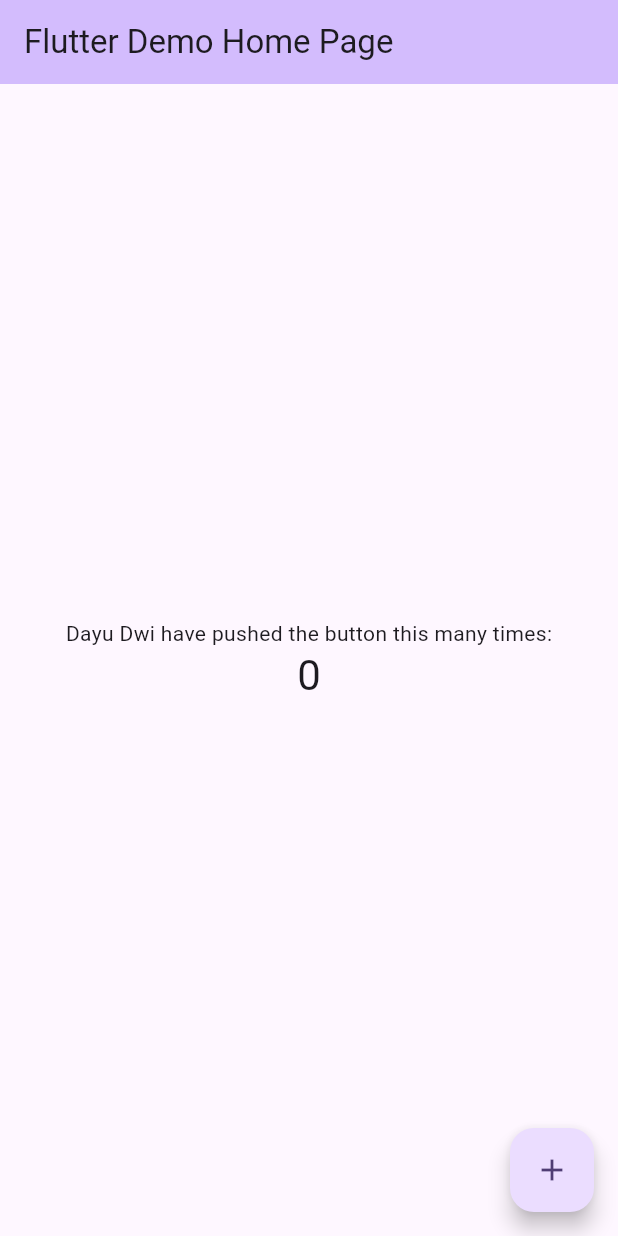
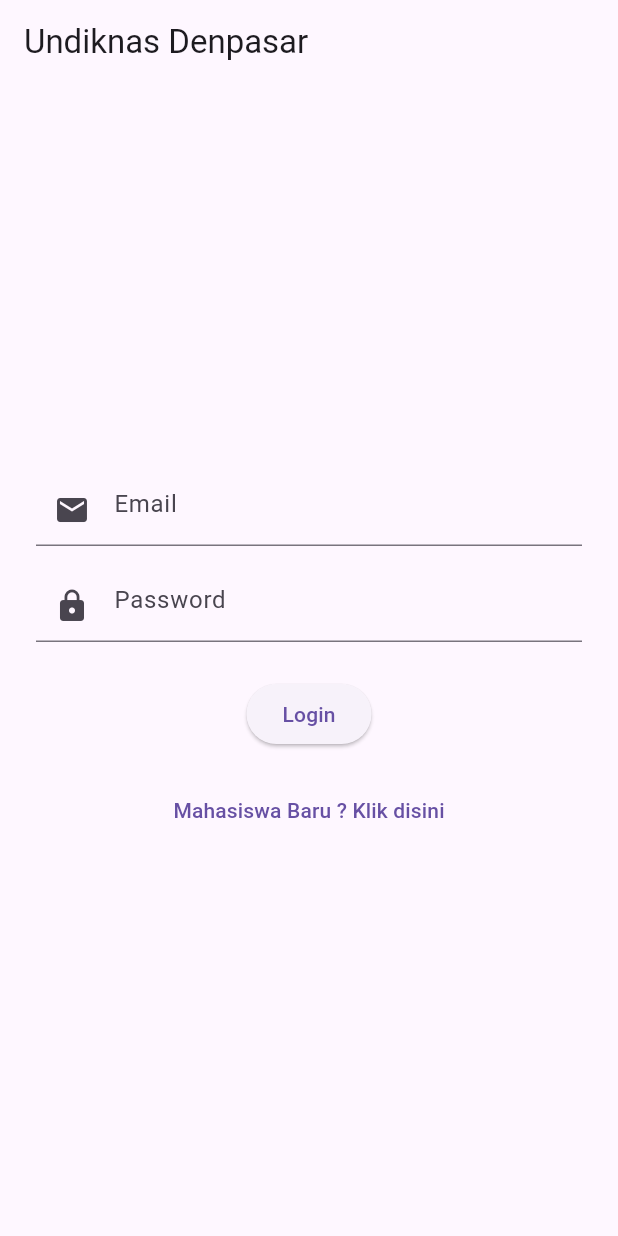
Before and after one commit to Dayudwi134/dev, a Flutter app: the screen it shows after launch, on a phone screen of 412 x 824 dp. Run offline on Flutter 3.47's test engine with Material 3 defaults, Android fonts, the phone set to English and light mode, and no system bars.

Commit message:
kompilasi ddots

```diff
--- a/biodata/lib/main.dart
+++ b/biodata/lib/main.dart
@@ -1,125 +1,67 @@
 import 'package:flutter/material.dart';
 
 void main() {
-  runApp(const MyApp());
+  runApp(MyApp());
 }
 
 class MyApp extends StatelessWidget {
-  const MyApp({super.key});
-
-  // This widget is the root of your application.
   @override
   Widget build(BuildContext context) {
     return MaterialApp(
-      title: 'Flutter Demo',
-      theme: ThemeData(
-        // This is the theme of your application.
-        //
-        // TRY THIS: Try running your application with "flutter run". You'll see
-        // the application has a purple toolbar. Then, without quitting the app,
-        // try changing the seedColor in the colorScheme below to Colors.green
-        // and then invoke "hot reload" (save your changes or press the "hot
-        // reload" button in a Flutter-supported IDE, or press "r" if you used
-        // the command line to start the app).
-        //
-        // Notice that the counter didn't reset back to zero; the application
-        // state is not lost during the reload. To reset the state, use hot
-        // restart instead.
-        //
-        // This works for code too, not just values: Most code changes can be
-        // tested with just a hot reload.
-        colorScheme: ColorScheme.fromSeed(seedColor: Colors.deepPurple),
-        useMaterial3: true,
-      ),
-      home: const MyHomePage(title: 'Flutter Demo Home Page'),
+      title: 'Undiknas Denpasar',
+      home: LoginPage(),
     );
   }
 }
 
-class MyHomePage extends StatefulWidget {
-  const MyHomePage({super.key, required this.title});
-
-  // This widget is the home page of your application. It is stateful, meaning
-  // that it has a State object (defined below) that contains fields that affect
-  // how it looks.
-
-  // This class is the configuration for the state. It holds the values (in this
-  // case the title) provided by the parent (in this case the App widget) and
-  // used by the build method of the State. Fields in a Widget subclass are
-  // always marked "final".
-
-  final String title;
-
-  @override
-  State<MyHomePage> createState() => _MyHomePageState();
-}
-
-class _MyHomePageState extends State<MyHomePage> {
-  int _counter = 0;
-
-  void _incrementCounter() {
-    setState(() {
-      // This call to setState tells the Flutter framework that something has
-      // changed in this State, which causes it to rerun the build method below
-      // so that the display can reflect the updated values. If we changed
-      // _counter without calling setState(), then the build method would not be
-      // called again, and so nothing would appear to happen.
-      _counter++;
-    });
-  }
-
+class LoginPage extends StatelessWidget {
   @override
   Widget build(BuildContext context) {
-    // This method is rerun every time setState is called, for instance as done
-    // by the _incrementCounter method above.
-    //
-    // The Flutter framework has been optimized to make rerunning build methods
-    // fast, so that you can just rebuild anything that needs updating rather
-    // than having to individually change instances of widgets.
     return Scaffold(
       appBar: AppBar(
-        // TRY THIS: Try changing the color here to a specific color (to
-        // Colors.amber, perhaps?) and trigger a hot reload to see the AppBar
-        // change color while the other colors stay the same.
-        backgroundColor: Theme.of(context).colorScheme.inversePrimary,
-        // Here we take the value from the MyHomePage object that was created by
-        // the App.build method, and use it to set our appbar title.
-        title: Text(widget.title),
+        title: Text('Undiknas Denpasar'),
       ),
       body: Center(
-        // Center is a layout widget. It takes a single child and positions it
-        // in the middle of the parent.
         child: Column(
-          // Column is also a layout widget. It takes a list of children and
-          // arranges them vertically. By default, it sizes itself to fit its
-          // children horizontally, and tries to be as tall as its parent.
-          //
-          // Column has various properties to control how it sizes itself and
-          // how it positions its children. Here we use mainAxisAlignment to
-          // center the children vertically; the main axis here is the vertical
-          // axis because Columns are vertical (the cross axis would be
-          // horizontal).
-          //
-          // TRY THIS: Invoke "debug painting" (choose the "Toggle Debug Paint"
-          // action in the IDE, or press "p" in the console), to see the
-          // wireframe for each widget.
           mainAxisAlignment: MainAxisAlignment.center,
-          children: <Widget>[
-            const Text(
-              'Dayu Dwi have pushed the button this many times:',
+          children: [
+            Padding(
+              padding: EdgeInsets.symmetric(horizontal: 24.0),
+              child: TextField(
+                decoration: InputDecoration(
+                  hintText: 'Email',
+                  prefixIcon: Icon(Icons.email),
+                ),
+              ),
             ),
-            Text(
-              '$_counter',
-              style: Theme.of(context).textTheme.headlineMedium,
+            SizedBox(height: 16.0),
+            Padding(
+              padding: EdgeInsets.symmetric(horizontal: 24.0),
+              child: TextField(
+                obscureText: true,
+                decoration: InputDecoration(
+                  hintText: 'Password',
+                  prefixIcon: Icon(Icons.lock),
+                ),
+              ),
+            ),
+            SizedBox(height: 24.0),
+            ElevatedButton(
+              onPressed: () {
+                // Implement login functionality here
+              },
+              child: Text('Login'),
+            ),
+            SizedBox(height: 16.0),
+            TextButton(
+              onPressed: () {
+                // Implement "Mahasiswa Baru ? Klik disini" functionality here
+              },
+              child: Text('Mahasiswa Baru ? Klik disini'),
             ),
           ],
         ),
       ),
-      floatingActionButton: FloatingActionButton(
-        onPressed: _incrementCounter,
-        tooltip: 'Increment',
-        child: const Icon(Icons.add),
-      ), // This trailing comma makes auto-formatting nicer for build methods.
     );
   }
 }
```
Also changed, not shown: 1 other file.
